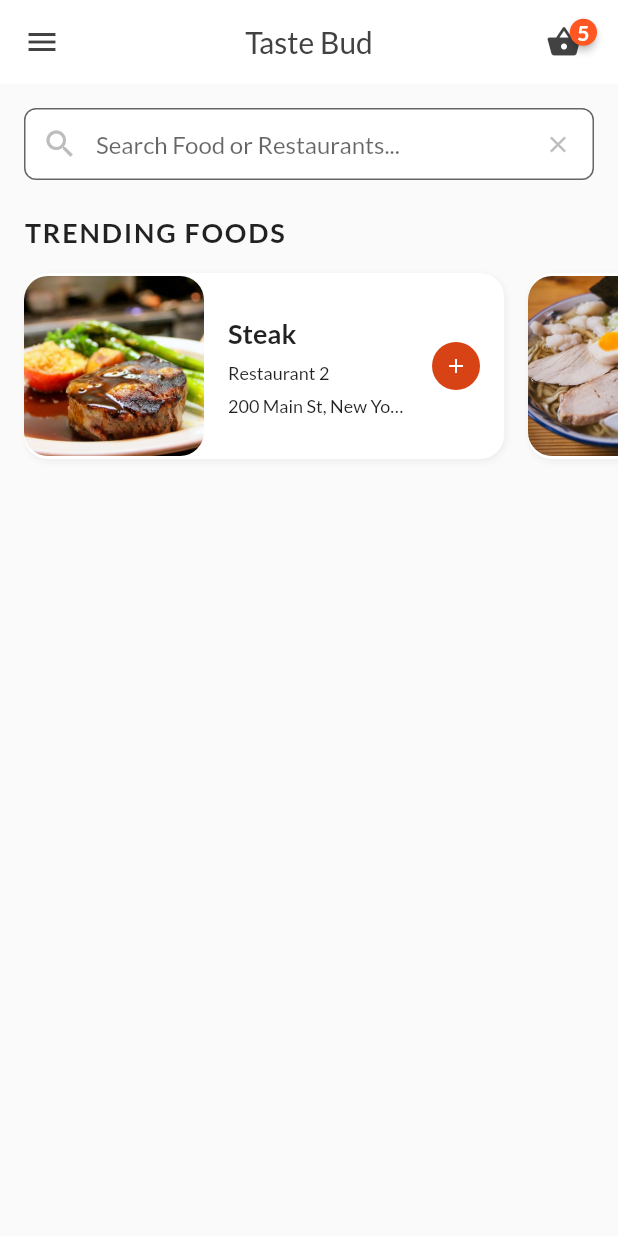
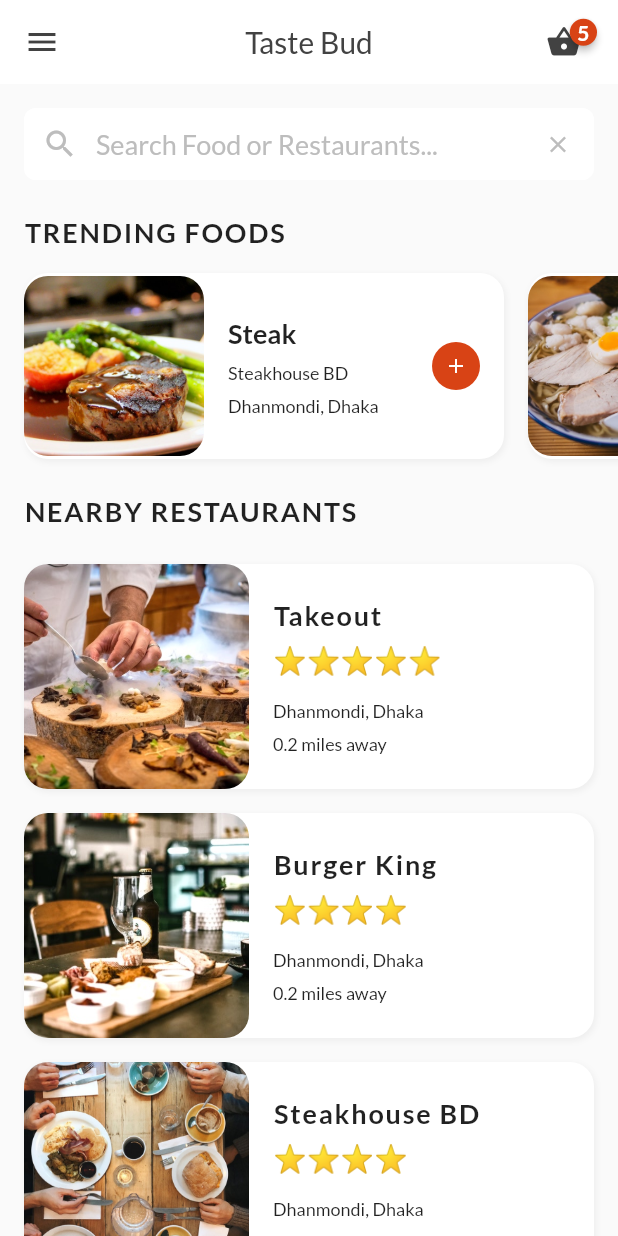
Before and after one commit to xaviranik/taste_bud, a Flutter app: the screen it shows after launch, on a phone screen of 412 x 824 dp. Run offline on Flutter 3.47's test engine with Material 2 defaults, Android fonts, the phone set to English and light mode, and no system bars; drawn by our look-alikes of badges.

Commit message:
Added: Nearby restaurants

```diff
--- a/lib/data/data.dart
+++ b/lib/data/data.dart
@@ -24,36 +24,36 @@ final _salmon = Food(
 // Restaurants
 final _restaurant0 = Restaurant(
   imageUrl: 'assets/images/restaurant0.jpg',
-  name: 'Restaurant 0',
-  address: '200 Main St, New York, NY',
+  name: 'Takeout',
+  address: 'Dhanmondi, Dhaka',
   rating: 5,
   menu: [_burrito, _steak, _pasta, _ramen, _pancakes, _burger, _pizza, _salmon],
 );
 final _restaurant1 = Restaurant(
   imageUrl: 'assets/images/restaurant1.jpg',
-  name: 'Restaurant 1',
-  address: '200 Main St, New York, NY',
+  name: 'Burger King',
+  address: 'Dhanmondi, Dhaka',
   rating: 4,
   menu: [_steak, _pasta, _ramen, _pancakes, _burger, _pizza],
 );
 final _restaurant2 = Restaurant(
   imageUrl: 'assets/images/restaurant2.jpg',
-  name: 'Restaurant 2',
-  address: '200 Main St, New York, NY',
+  name: 'Steakhouse BD',
+  address: 'Dhanmondi, Dhaka',
   rating: 4,
   menu: [_steak, _pasta, _pancakes, _burger, _pizza, _salmon],
 );
 final _restaurant3 = Restaurant(
   imageUrl: 'assets/images/restaurant3.jpg',
-  name: 'Restaurant 3',
-  address: '200 Main St, New York, NY',
+  name: 'Chillox',
+  address: 'Dhanmondi, Dhaka',
   rating: 2,
   menu: [_burrito, _steak, _burger, _pizza, _salmon],
 );
 final _restaurant4 = Restaurant(
   imageUrl: 'assets/images/restaurant4.jpg',
-  name: 'Restaurant 4',
-  address: '200 Main St, New York, NY',
+  name: 'Madchef',
+  address: 'Dhanmondi, Dhaka',
   rating: 3,
   menu: [_burrito, _ramen, _pancakes, _salmon],
 );
--- a/lib/main.dart
+++ b/lib/main.dart
@@ -12,6 +12,7 @@ void main() => runApp(MaterialApp(
     accentColor: Colors.deepOrange,
     primaryColor: Colors.deepOrange[800],
     cursorColor: Colors.deepOrange[400],
+    hintColor: Colors.white
   ),
   home: Home(),
 ));
--- a/lib/screens/home_screen.dart
+++ b/lib/screens/home_screen.dart
@@ -2,6 +2,7 @@ import 'package:badges/badges.dart';
 import 'package:flutter/cupertino.dart';
 import 'package:flutter/material.dart';
 import 'package:taste_bud/data/data.dart';
+import 'package:taste_bud/widgets/nearby_restaurants.dart';
 import 'package:taste_bud/widgets/trending_orders.dart';
 import 'package:taste_bud/widgets/search_bar.dart';
 
@@ -31,7 +32,7 @@ class _HomeState extends State<Home> {
             child: GestureDetector(
               onTap: () {},
               child: Badge(
-                badgeColor: Colors.deepOrange,
+                badgeColor: Theme.of(context).primaryColor,
                 badgeContent: Text(
                   '${currentUser.cart.length}',
                   style: TextStyle(
@@ -56,6 +57,7 @@ class _HomeState extends State<Home> {
         children: <Widget>[
           SearchBar(),
           TrendingOrders(),
+          NearbyRestaurants(),
         ],
       ),
     );
--- /dev/null
+++ b/lib/widgets/nearby_restaurants.dart
@@ -0,0 +1,108 @@
+import 'package:flutter/cupertino.dart';
+import 'package:flutter/material.dart';
+import 'package:taste_bud/data/data.dart';
+import 'package:taste_bud/models/restaurant.dart';
+import 'package:taste_bud/widgets/rating_stars.dart';
+
+class NearbyRestaurants extends StatefulWidget {
+  @override
+  _NearbyRestaurantsState createState() => _NearbyRestaurantsState();
+}
+
+class _NearbyRestaurantsState extends State<NearbyRestaurants> {
+  @override
+  Widget build(BuildContext context) {
+    return Column(
+      crossAxisAlignment: CrossAxisAlignment.start,
+      children: <Widget>[
+        Padding(
+          padding: EdgeInsets.symmetric(horizontal: 16.0, vertical: 16.0),
+          child: Text(
+            'Nearby Restaurants'.toUpperCase(),
+            style: TextStyle(
+              fontSize: 18.0,
+              fontWeight: FontWeight.w600,
+              letterSpacing: 1.2,
+            ),
+          ),
+        ),
+        _buildRestaurants(),
+      ],
+    );
+  }
+
+  _buildRestaurants() {
+    List<Widget> restaurantList = [];
+    restaurants.forEach((Restaurant restaurant) {
+      restaurantList.add(Container(
+        margin: EdgeInsets.symmetric(horizontal: 16.0, vertical: 8.0),
+        decoration: BoxDecoration(
+          color: Colors.white,
+          borderRadius: BorderRadius.circular(16.0),
+          boxShadow: [
+            BoxShadow(
+              color: Colors.grey[200],
+              offset: Offset(1.0, 1.5), //(x,y)
+              blurRadius: 3.0,
+            ),
+          ],
+        ),
+        child: Row(
+          children: <Widget>[
+            ClipRRect(
+              borderRadius: BorderRadius.circular(16.0),
+              child: Image(
+                fit: BoxFit.cover,
+                height: 150.0,
+                width: 150.0,
+                image: AssetImage(restaurant.imageUrl),
+              ),
+            ),
+            Expanded(
+              child: Container(
+                margin: EdgeInsets.all(16.0),
+                child: Column(
+                  mainAxisAlignment: MainAxisAlignment.center,
+                  crossAxisAlignment: CrossAxisAlignment.start,
+                  children: <Widget>[
+                    Text(
+                      restaurant.name,
+                      style: TextStyle(
+                          fontSize: 18.0,
+                          fontWeight: FontWeight.bold,
+                          letterSpacing: 1.2),
+                          overflow: TextOverflow.ellipsis,
+                    ),
+                    SizedBox(
+                      height: 8,
+                    ),
+                    RatingStars(rating: restaurant.rating,),
+                    SizedBox(
+                      height: 16.0,
+                    ),
+                    Text(
+                      restaurant.address,
+                      style: TextStyle(fontSize: 12.0),
+                      overflow: TextOverflow.ellipsis,
+                    ),
+                    SizedBox(
+                      height: 8,
+                    ),
+                    Text(
+                      '0.2 miles away',
+                      style: TextStyle(fontSize: 12.0),
+                      overflow: TextOverflow.ellipsis,
+                    ),
+                  ],
+                ),
+              ),
+            ),
+          ],
+        ),
+      ));
+    });
+    return Column(
+      children: restaurantList,
+    );
+  }
+}
--- /dev/null
+++ b/lib/widgets/rating_stars.dart
@@ -0,0 +1,17 @@
+import 'package:flutter/material.dart';
+
+class RatingStars extends StatelessWidget {
+  final int rating;
+
+  RatingStars({Key key, this.rating}) : super(key: key);
+
+  @override
+  Widget build(BuildContext context) {
+    String stars = '';
+    for(int i=0; i<rating; i++) {
+      stars += '⭐';
+    }
+    stars.trim();
+    return Text(stars, style: TextStyle(color: Theme.of(context).primaryColor, fontSize: 18.0),);
+  }
+}
--- a/lib/widgets/search_bar.dart
+++ b/lib/widgets/search_bar.dart
@@ -6,13 +6,18 @@ class SearchBar extends StatelessWidget {
     return Padding(
       padding: EdgeInsets.symmetric(horizontal: 16.0, vertical: 16.0),
       child: TextField(
+        style: TextStyle(
+          fontSize: 18.0,
+        ),
         decoration: InputDecoration(
           fillColor: Colors.white,
           filled: true,
+          hintStyle: TextStyle(
+            color: Colors.grey[400],
+          ),
           contentPadding: EdgeInsets.all(8.0),
           border: OutlineInputBorder(
             borderRadius: BorderRadius.circular(8.0),
-            borderSide: BorderSide(width: 0.8, color: Colors.grey[200]),
           ),
           focusedBorder: OutlineInputBorder(
             borderRadius: BorderRadius.circular(8.0),
```
